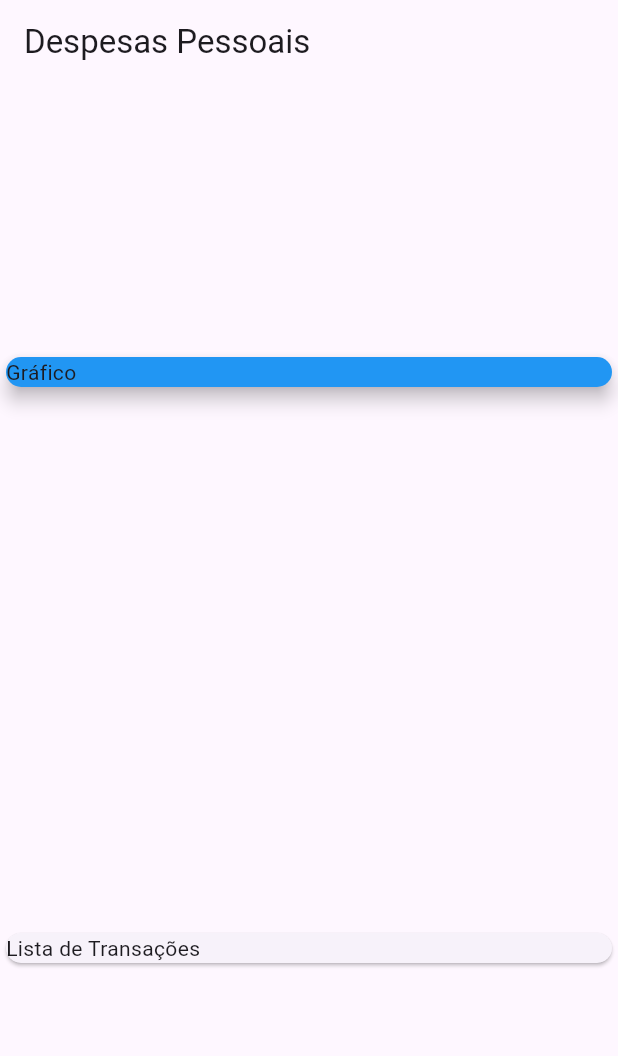
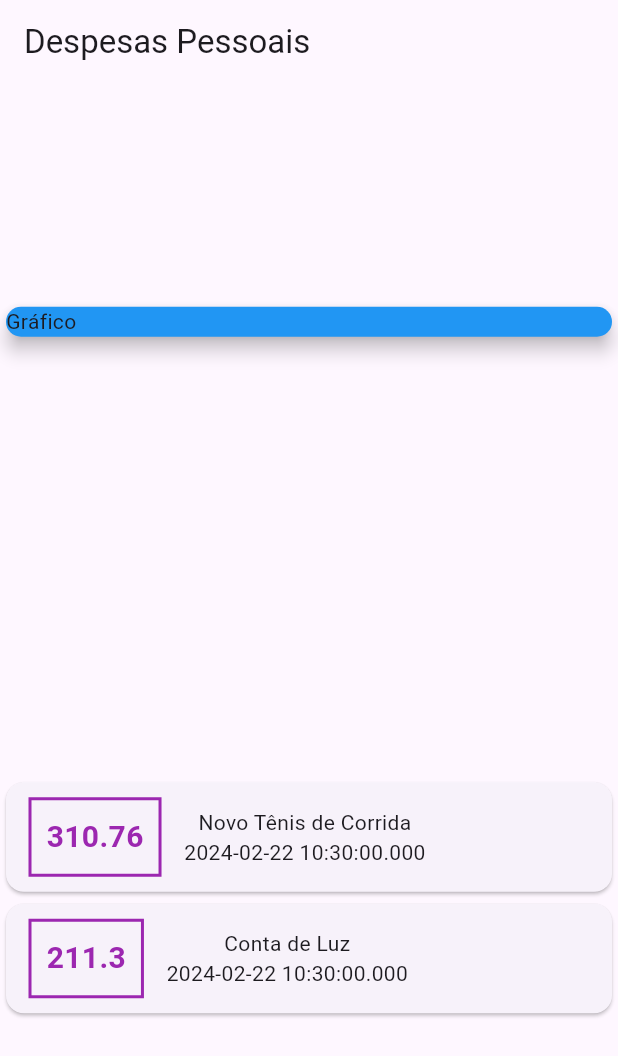
Before and after one commit to Nedsonjr10/Expenses-Flutter, a Flutter app: the screen it shows after launch, on a phone screen of 412 x 824 dp. Shown: the top 1056 px of the screen. Run offline on Flutter 3.47's test engine with Material 3 defaults, Android fonts, the phone set to English and light mode, and no system bars.

```diff
--- a/lib/main.dart
+++ b/lib/main.dart
@@ -34,19 +34,53 @@ class MyHomePage extends StatelessWidget {
       appBar: AppBar(
         title: const Text('Despesas Pessoais'),
       ),
-      body: const Column(
+      body: Column(
         mainAxisAlignment: MainAxisAlignment.spaceAround,
         crossAxisAlignment: CrossAxisAlignment.stretch,
         children: [
-          SizedBox(
+          const SizedBox(
             child: Card(
               color: Colors.blue,
               elevation: 5,
               child: Text('Gráfico'),
             ),
           ),
-          Card(
-            child: Text('Lista de Transações'),
+          Column(
+            children: _transactions.map((tr) {
+              return Card(
+                child: Row(
+                  children: [
+                    Container(
+                      margin: const EdgeInsets.symmetric(
+                        horizontal: 15,
+                        vertical: 10,
+                      ),
+                      decoration: BoxDecoration(
+                        border: Border.all(
+                          color: Colors.purple,
+                          width: 2,
+                        ),
+                      ),
+                      padding: const EdgeInsets.all(10),
+                      child: Text(
+                        tr.value.toString(),
+                        style: const TextStyle(
+                          fontWeight: FontWeight.bold,
+                          fontSize: 20,
+                          color: Colors.purple,
+                        ),
+                      ),
+                    ),
+                    Column(
+                      children: [
+                        Text(tr.title),
+                        Text(tr.date.toString()),
+                      ],
+                    ),
+                  ],
+                ),
+              );
+            }).toList(),
           ),
         ],
       ),
```
